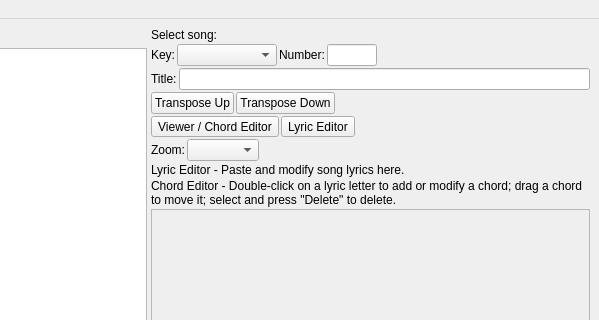
matvey83/softChord, file src/softchordeditor.ui: the form before one commit; both pictures show x 321 to 920 and y 0 to 320 of the 920 by 861 pixel window.
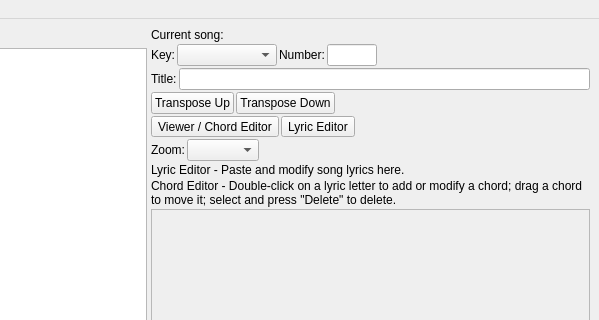
The form after the commit.

Patch:
```diff
--- a/src/softchordeditor.ui
+++ b/src/softchordeditor.ui
@@ -83,7 +83,7 @@
         <item>
          <widget class="QLabel" name="label">
           <property name="text">
-           <string>Select song:</string>
+           <string>Current song:</string>
           </property>
          </widget>
         </item>
```
